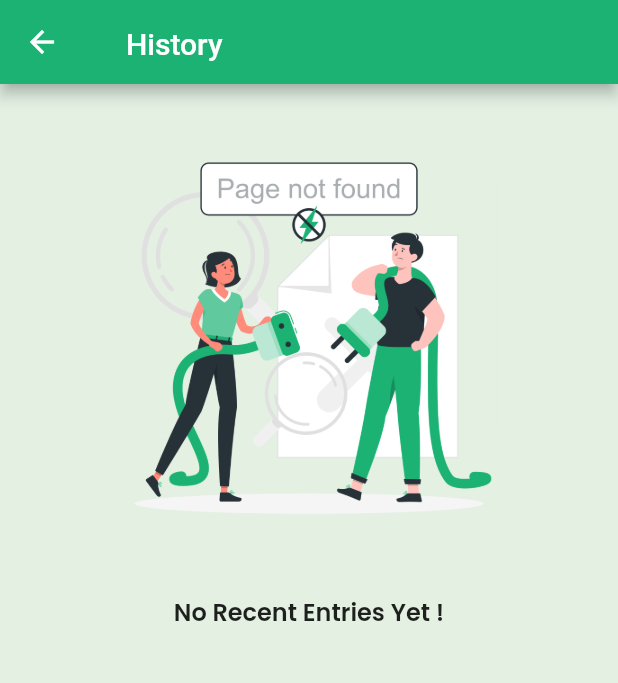
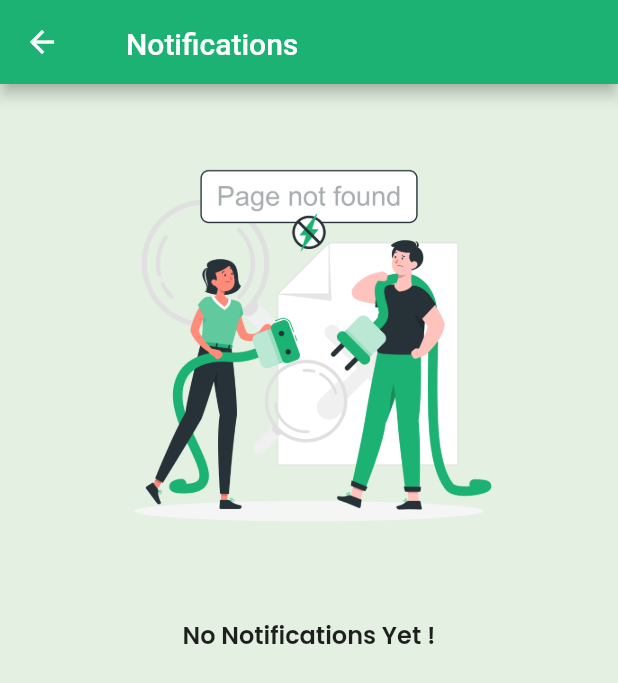
Before and after one commit to Palash2911/Acro-Gate, a Flutter app: the History screen opened directly, on a phone screen of 412 x 824 dp. Shown: the top 683 px of the screen. Run offline on Flutter 3.47's test engine with Material 2 defaults, Android fonts, the phone set to English and light mode, and no system bars; our stand-ins replace cloud_firestore, firebase_auth, firebase_core, firebase_storage, flutter_feather_icons, fluttertoast and 6 more; accounts and stored records are empty.

Commit message:
Added Notification Functionality

```diff
--- a/lib/models/entries.dart
+++ b/lib/models/entries.dart
@@ -4,7 +4,7 @@ class Entry {
   String flatId;
   final String flatNo;
   final String dname;
-  final bool status;
+  final String status;
   final String wing;
 
   Entry({
--- a/lib/views/Screens/AdminSide.dart
+++ b/lib/views/Screens/AdminSide.dart
@@ -56,15 +56,14 @@ class _AdminSideState extends State<AdminSide> {
                             child: Column(
                               children: [
                                 SizedBox(
-                                  height: 300.0,
+                                  height: 130.0,
                                   child: Image.asset(
                                     'assets/images/noPost.png',
                                     fit: BoxFit.contain,
                                   ),
                                 ),
-                                const SizedBox(height: 20.0),
                                 Text(
-                                  "No Flats Listed Yet !",
+                                  "No Entries Yet !",
                                   style: kTextPopM16,
                                 ),
                               ],
--- a/lib/views/Screens/BottomNav/History.dart
+++ b/lib/views/Screens/BottomNav/History.dart
@@ -1,6 +1,10 @@
+import 'package:acrogate/views/Screens/Cards/NotificationCard.dart';
+import 'package:cloud_firestore/cloud_firestore.dart';
 import 'package:flutter/material.dart';
 import 'package:lottie/lottie.dart';
+import 'package:provider/provider.dart';
 
+import '../../../providers/auth_provider.dart';
 import '../../constants.dart';
 
 class History extends StatefulWidget {
@@ -11,20 +15,19 @@ class History extends StatefulWidget {
 }
 
 class _HistoryState extends State<History> {
+  CollectionReference entryRef = FirebaseFirestore.instance.collection('Users');
+
+  @override
+  void didChangeDependencies() {
+    super.didChangeDependencies();
+    _getEntry();
+  }
 
   Future<void> _getEntry() async {
-    // var authToken = Provider.of<Auth>(context, listen: false).token;
-    // await Provider.of<UserProvider>(context, listen: false)
-    //     .getUserDetails(authToken)
-    //     .then((value) {
-    //   setState(() {
-    //     name = value!.name;
-    //     uid = value.id;
-    //     flatNo = value.flatNo;
-    //     wing = value.wing;
-    //     url = value.firebaseUrl;
-    //   });
-    // });
+    var authToken = Provider.of<Auth>(context, listen: false).token;
+    setState(() {
+      entryRef = entryRef.doc(authToken).collection("Entries");
+    });
   }
 
   @override
@@ -34,16 +37,32 @@ class _HistoryState extends State<History> {
         title: const Padding(
           padding: const EdgeInsets.fromLTRB(12.0, 2.0, 0.0, 0.0),
           child: Text(
-            'History',
+            'Notifications',
           ),
         ),
       ),
       body: RefreshIndicator(
         onRefresh: _getEntry,
-        child: Center(
+        child: Container(
+          height: MediaQuery.of(context).size.height -
+              kBottomNavigationBarHeight,
+          padding: const EdgeInsets.only(left: 18, right: 18, top: 5, bottom: 10),
           child: Column(
             children: [
               const SizedBox(height: 30.0),
+              Expanded(
+                child: StreamBuilder<QuerySnapshot>(
+                  stream: entryRef.snapshots(),
+                  builder: (context, snapshot) {
+                    if (!snapshot.hasData) {
+                      return const Center(
+                        child: CircularProgressIndicator(),
+                      );
+                    } else {
+                      if (snapshot.data!.docs.isEmpty) {
+                        return Center(
+                          child: Column(
+                            children: [
                               SizedBox(
                                 height: 300.0,
                                 child: Image.asset(
@@ -51,10 +70,30 @@ class _HistoryState extends State<History> {
                                   fit: BoxFit.contain,
                                 ),
                               ),
-              const SizedBox(height: 10.0),
+                              const SizedBox(height: 20.0),
                               Text(
-                "No Recent Entries Yet !",
+                                "No Notifications Yet !",
                                 style: kTextPopM16,
+                              ),
+                            ],
+                          ),
+                        );
+                      } else {
+                        return ListView(
+                          scrollDirection: Axis.vertical,
+                          shrinkWrap: true,
+                          children: snapshot.data!.docs.map((document) {
+                            return NotificationCard(
+                              DName: document['DName'],
+                              nid: document.id,
+                              status: document['Approve'],
+                            );
+                          }).toList(),
+                        );
+                      }
+                    }
+                  },
+                ),
               ),
             ],
           ),
--- a/lib/views/Screens/BottomNav/Homepage.dart
+++ b/lib/views/Screens/BottomNav/Homepage.dart
@@ -66,7 +66,7 @@ class _HomePageState extends State<HomePage> {
                 child: Container(
                   height: MediaQuery.of(context).size.height -
                       kBottomNavigationBarHeight,
-                  padding: const EdgeInsets.only(bottom: 120),
+                  padding: const EdgeInsets.only(bottom: 40, top: 20),
                   child: RefreshIndicator(
                     onRefresh: _getData,
                     child: Column(
--- a/lib/views/Screens/BottomNav/UserBottomNav.dart
+++ b/lib/views/Screens/BottomNav/UserBottomNav.dart
@@ -48,12 +48,12 @@ List<PersistentBottomNavBarItem> _navBarsItems() {
         activeColorPrimary: kprimaryColor,
         inactiveColorPrimary: kprimaryColor),
     PersistentBottomNavBarItem(
-      icon: Icon(Icons.timelapse_sharp),
-      title: ("History"),
+      icon: Icon(Icons.doorbell_outlined),
+      title: ("Notifications"),
       activeColorPrimary: kprimaryColor,
     ),
     PersistentBottomNavBarItem(
-        icon: Icon(Icons.person),
+        icon: Icon(Icons.person_4_outlined),
         title: ("Profile"),
         activeColorPrimary: kprimaryColor,
         inactiveColorPrimary: kprimaryColor),
--- a/lib/views/Screens/Cards/AdminListCard.dart
+++ b/lib/views/Screens/Cards/AdminListCard.dart
@@ -6,7 +6,7 @@ class AdminListCard extends StatelessWidget {
   final String dname;
   final String flatNo;
   final String wing;
-  final bool approve;
+  final String approve;
 
   AdminListCard({
     required this.dname,
@@ -40,7 +40,7 @@ class AdminListCard extends StatelessWidget {
                   overflow: TextOverflow.ellipsis,
                 ),
                 Text(
-                  !approve ? "Pending" : "Approved",
+                  approve,
                   style: const TextStyle(fontSize: 16.0, fontWeight: FontWeight.bold),
                   overflow: TextOverflow.ellipsis,
                 ),
```
Also changed, not shown: lib/providers/entry_provider.dart (+50 -12 lines), lib/views/Screens/BottomNav/Profile.dart (+7 -10 lines), lib/views/Screens/Cards/AdminCard.dart (+16 -2 lines), lib/views/Screens/Cards/HomepageCard.dart (+14 -5 lines), lib/views/Screens/Cards/NotificationCard.dart (added, +145 -0 lines), assets/images/calling.png (added). Lines whose indentation alone changed are shown as unchanged.
